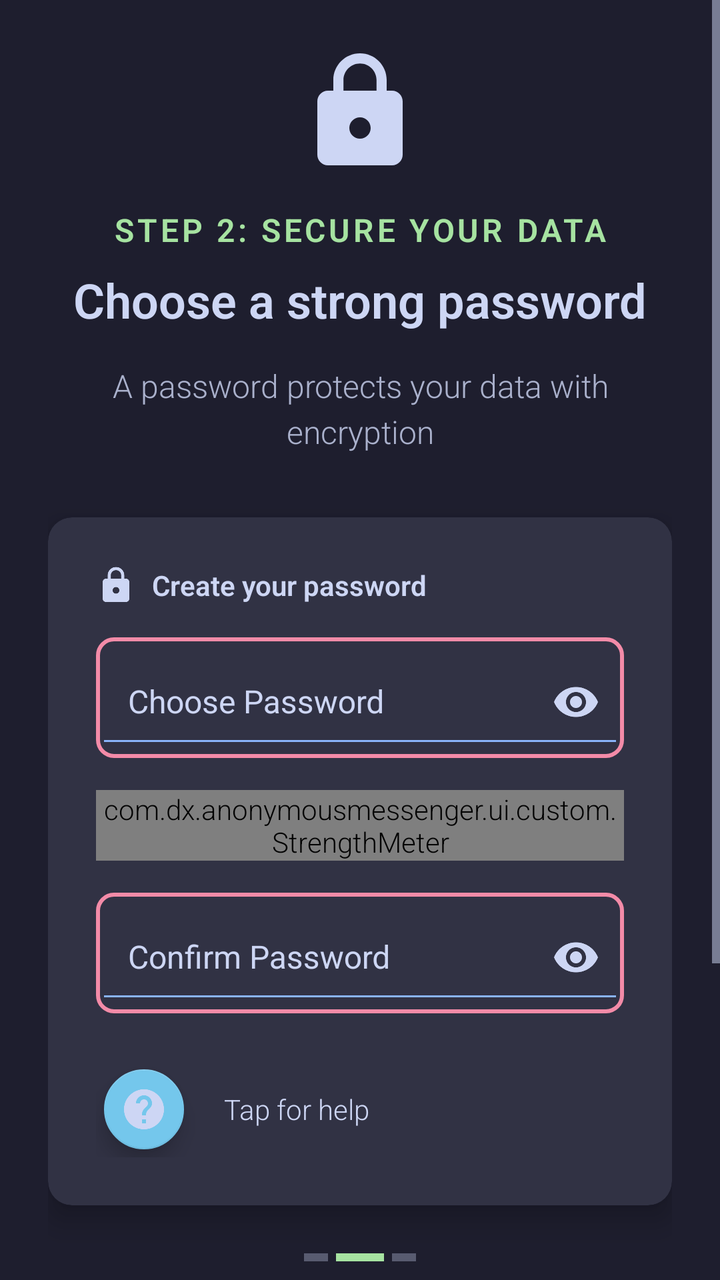
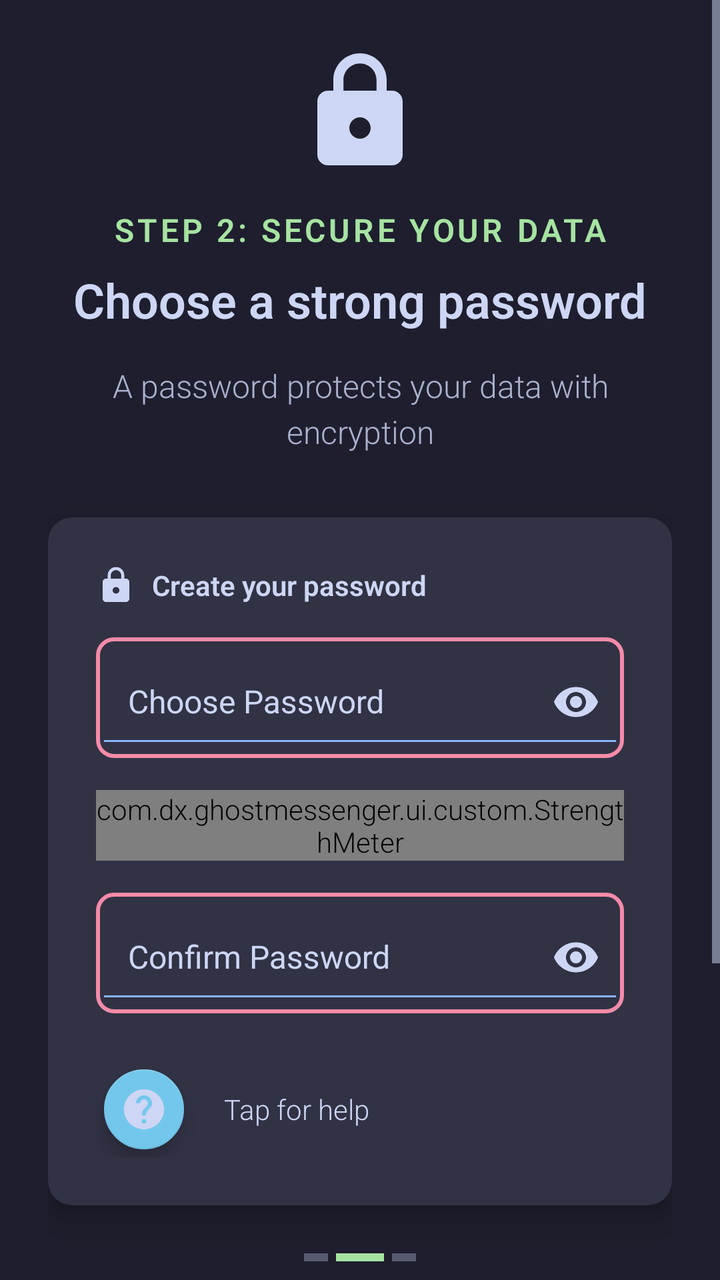

Screens rendered from an Android XML layout before and after an edit, with the pre-edit source and the edit as a unified diff.
<!-- AndroidManifest.xml: application theme AppTheme -->
<!-- res/layout/fragment_setup_password2.xml -->
<?xml version="1.0" encoding="utf-8"?>
<ScrollView xmlns:android="http://schemas.android.com/apk/res/android"
    xmlns:app="http://schemas.android.com/apk/res-auto"
    xmlns:tools="http://schemas.android.com/tools"
    android:layout_width="match_parent"
    android:layout_height="match_parent"
    android:fillViewport="true"
    android:background="@color/dx_background">

    <LinearLayout
        android:layout_width="match_parent"
        android:layout_height="wrap_content"
        android:orientation="vertical"
        android:padding="24dp">

        
        <LinearLayout
            android:layout_width="match_parent"
            android:layout_height="wrap_content"
            android:orientation="vertical"
            android:gravity="center_horizontal"
            android:paddingBottom="32dp">

            <ImageView
                android:layout_width="64dp"
                android:layout_height="64dp"
                android:src="@drawable/ic_baseline_lock_24"
                app:tint="@color/dx_white"
                android:layout_marginBottom="16dp"/>

            <TextView
                android:layout_width="match_parent"
                android:layout_height="wrap_content"
                android:text="@string/step_2_secure_your_account"
                android:textColor="@color/green_tor"
                android:textSize="16sp"
                android:textStyle="bold"
                android:gravity="center"
                android:letterSpacing="0.1"
                android:layout_marginBottom="8dp"/>

            <TextView
                android:layout_width="match_parent"
                android:layout_height="wrap_content"
                android:text="@string/choose_a_strong_password"
                android:textColor="@color/dx_white"
                android:textSize="24sp"
                android:textStyle="bold"
                android:gravity="center"
                android:layout_marginBottom="16dp"/>

            <TextView
                android:layout_width="match_parent"
                android:layout_height="wrap_content"
                android:text="@string/password_protects_your_messages_you_can_skip_for_now"
                android:textColor="@color/dx_white"
                android:textSize="16sp"
                android:alpha="0.8"
                android:gravity="center"
                android:lineSpacingExtra="4dp"/>
        </LinearLayout>

        
        <androidx.cardview.widget.CardView
            android:layout_width="match_parent"
            android:layout_height="wrap_content"
            app:cardBackgroundColor="@color/dx_night_940"
            app:cardCornerRadius="12dp"
            app:cardElevation="8dp"
            android:layout_marginBottom="24dp">

            <LinearLayout
                android:layout_width="match_parent"
                android:layout_height="wrap_content"
                android:orientation="vertical"
                android:padding="24dp">

                
                <LinearLayout
                    android:layout_width="match_parent"
                    android:layout_height="wrap_content"
                    android:orientation="horizontal"
                    android:gravity="center_vertical"
                    android:paddingBottom="16dp">

                    <ImageView
                        android:layout_width="20dp"
                        android:layout_height="20dp"
                        android:src="@drawable/ic_baseline_lock_24"
                        app:tint="@color/dx_white"
                        android:layout_marginEnd="8dp"/>

                    <TextView
                        android:layout_width="wrap_content"
                        android:layout_height="wrap_content"
                        android:text="@string/create_your_password"
                        android:textColor="@color/dx_white"
                        android:textSize="14sp"
                        android:textStyle="bold"/>
                </LinearLayout>

                
                <com.google.android.material.textfield.TextInputLayout
                    android:id="@+id/password_entry_wrapper"
                    style="@style/TextInputStyle"
                    android:layout_width="match_parent"
                    android:layout_height="wrap_content"
                    android:layout_marginBottom="16dp"
                    android:background="@drawable/edit_text_highlight"
                    app:passwordToggleEnabled="true"
                    app:passwordToggleTint="@color/dx_white">

                    <com.google.android.material.textfield.TextInputEditText
                        android:id="@+id/password_entry"
                        android:layout_width="match_parent"
                        android:layout_height="wrap_content"
                        android:hint="@string/choose_password"
                        android:imeOptions="flagNoPersonalizedLearning|actionNext"
                        android:inputType="textPassword"
                        android:minHeight="56dp"
                        android:singleLine="true"
                        android:textColor="@color/dx_white"
                        android:textColorHint="@color/dx_white"
                        android:textSize="16sp"
                        android:padding="16dp"/>
                </com.google.android.material.textfield.TextInputLayout>

                
                <com.dx.anonymousmessenger.ui.custom.StrengthMeter
                    android:id="@+id/strength_meter"
                    android:layout_width="match_parent"
                    android:layout_height="wrap_content"
                    android:layout_marginBottom="16dp"
                    android:visibility="visible"/>

                
                <com.google.android.material.textfield.TextInputLayout
                    android:id="@+id/password_confirm_wrapper"
                    style="@style/TextInputStyle"
                    android:layout_width="match_parent"
                    android:layout_height="wrap_content"
                    android:background="@drawable/edit_text_highlight"
                    app:passwordToggleEnabled="true"
                    app:passwordToggleTint="@color/dx_white">

                    <com.google.android.material.textfield.TextInputEditText
                        android:id="@+id/password_confirm"
                        android:layout_width="match_parent"
                        android:layout_height="wrap_content"
                        android:hint="@string/confirm_password"
                        android:imeOptions="flagNoPersonalizedLearning|actionDone"
                        android:inputType="textPassword"
                        android:minHeight="56dp"
                        android:singleLine="true"
                        android:textColor="@color/dx_white"
                        android:textColorHint="@color/dx_white"
                        android:textSize="16sp"
                        android:padding="16dp"/>
                </com.google.android.material.textfield.TextInputLayout>

                
                <LinearLayout
                    android:layout_width="match_parent"
                    android:layout_height="wrap_content"
                    android:orientation="horizontal"
                    android:gravity="center_vertical"
                    android:paddingTop="24dp">

                    <com.google.android.material.floatingactionbutton.FloatingActionButton
                        android:id="@+id/fab_password_help"
                        android:layout_width="wrap_content"
                        android:layout_height="wrap_content"
                        android:contentDescription="@string/get_help_with_passwords"
                        android:src="@drawable/ic_baseline_help_24"
                        app:backgroundTint="@color/dx_alert"
                        app:fabSize="mini"
                        app:tint="@color/dx_white" />

                    <TextView
                        android:id="@+id/txt_password_help"
                        android:layout_width="0dp"
                        android:layout_height="wrap_content"
                        android:layout_weight="1"
                        android:layout_marginStart="16dp"
                        android:text="@string/tap_for_password_tips"
                        android:textColor="@color/dx_white"
                        android:textSize="14sp"/>
                </LinearLayout>
            </LinearLayout>
        </androidx.cardview.widget.CardView>

        
        <LinearLayout
            android:layout_width="match_parent"
            android:layout_height="wrap_content"
            android:orientation="horizontal"
            android:gravity="center"
            android:paddingBottom="24dp">

            <View
                android:layout_width="12dp"
                android:layout_height="4dp"
                android:background="@color/dx_night_700"
                android:layout_marginEnd="4dp"/>

            <View
                android:layout_width="24dp"
                android:layout_height="4dp"
                android:background="@color/green_tor"
                android:layout_marginEnd="4dp"/>

            <View
                android:layout_width="12dp"
                android:layout_height="4dp"
                android:background="@color/dx_night_700"/>
        </LinearLayout>

        
        <Button
            android:id="@+id/next"
            style="@style/DXButton"
            android:layout_width="match_parent"
            android:layout_height="wrap_content"
            android:text="@string/continue_txt"
            android:enabled="false"
            android:layout_marginBottom="8dp"
            android:backgroundTint="@color/dx_night_700"
            android:textAllCaps="true"/>

        
        <Button
            android:id="@+id/btn_easy_password"
            style="@style/DXButton"
            android:layout_width="match_parent"
            android:layout_height="wrap_content"
            android:text="@string/continue_without_password"
            android:layout_marginTop="8dp"
            android:backgroundTint="@color/dx_night_700"
            android:textAllCaps="true"/>

        <ProgressBar
            android:id="@+id/progress"
            style="?android:attr/progressBarStyle"
            android:layout_width="wrap_content"
            android:layout_height="wrap_content"
            android:visibility="invisible"
            app:layout_constraintBottom_toBottomOf="parent"
            app:layout_constraintLeft_toLeftOf="parent"
            app:layout_constraintRight_toRightOf="parent"
            app:layout_constraintTop_toBottomOf="@+id/fab_password_help" />

    </LinearLayout>
</ScrollView>
<!-- resources referenced by this layout -->
<resources>
  <color name="dx_alert">@color/catppuccin_sapphire</color>
  <color name="dx_background">@color/catppuccin_base</color>
  <color name="dx_night_700">@color/catppuccin_surface2</color>
  <color name="dx_night_940">@color/catppuccin_surface0</color>
  <color name="dx_white">@color/catppuccin_text</color>
  <color name="green_tor">@color/catppuccin_green</color>
  <string name="choose_a_strong_password">Choose a strong password</string>
  <string name="choose_password">Choose Password</string>
  <string name="confirm_password">Confirm Password</string>
  <string name="continue_txt">CONTINUE →</string>
  <string name="continue_without_password">Don\'t Use a Password</string>
  <string name="create_your_password">Create your password</string>
  <string name="get_help_with_passwords">Get help</string>
  <string name="password_protects_your_messages_you_can_skip_for_now">A password protects your data with encryption</string>
  <string name="step_2_secure_your_account">STEP 2: SECURE YOUR DATA</string>
  <string name="tap_for_password_tips">Tap for help</string>
  <style name="TextInputStyle">
          <item name="color">@color/dx_white</item>
      </style>
  <color name="catppuccin_sapphire">#74c7ec</color>
  <color name="catppuccin_base">#1e1e2e</color>
  <color name="catppuccin_surface2">#585b70</color>
  <color name="catppuccin_surface0">#313244</color>
  <color name="catppuccin_text">#cdd6f4</color>
  <color name="catppuccin_green">#a6e3a1</color>
  <color name="red_500">@color/catppuccin_red</color>
  <!-- drawable button_ripple (drawable) -->
  <?xml version="1.0" encoding="utf-8"?>
  <ripple xmlns:android="http://schemas.android.com/apk/res/android"
      android:color="@color/dx_white">
  
  
  
  
  
  
  
  
  
  
      <item android:drawable="@drawable/rounded_shape" />
  </ripple>
  <dimen name="text_size_medium">16sp</dimen>
  <dimen name="margin_large">16dp</dimen>
  <color name="dx_button_text">@color/catppuccin_text</color>
  <color name="dx_dark">@color/catppuccin_mantle</color>
  <style name="RobotoTextViewStyle" parent="android:Widget.TextView">
          <item name="android:fontFamily"> sans-serif-light </item>
      </style>
  <color name="dx_accent">@color/catppuccin_blue</color>
  <style name="FloatingActionButtonStyle" parent="Widget.MaterialComponents.FloatingActionButton">
          <item name="backgroundTint">@color/dx_night_940</item>
          <item name="tint">@color/dx_white</item>
      </style>
  <color name="dx_night_950">@color/catppuccin_crust</color>
  <style name="SwitchWhiteText" parent="Widget.AppCompat.CompoundButton.Switch">
          <item name="android:textColor">@color/dx_white</item>
          <item name="backgroundColor">@color/transparent</item>
      </style>
  <style name="Widget.App.SnackbarButton" parent="Widget.MaterialComponents.Button.TextButton.Snackbar">
          <item name="android:textColor">@color/dx_white</item>
          <item name="color">@color/dx_white</item>
          <item name="colorAccent">@color/dx_white</item>
      </style>
  <color name="catppuccin_red">#f38ba8</color>
  <color name="catppuccin_mantle">#181825</color>
  <color name="catppuccin_blue">#89b4fa</color>
  <style name="NegativeButtonStyle" parent="Widget.MaterialComponents.Button.TextButton.Dialog">
          <item name="android:textColor">@color/dx_button_text</item>
          <item name="colorPrimary">@color/dx_white</item>
          <item name="materialThemeOverlay">@style/ThemeOverlay.MyApp.PositiveButton</item>
      </style>
  <color name="catppuccin_crust">#11111b</color>
  <color name="transparent">#00000000</color>
  <style name="ShapeAppearance.App.LargeComponento" parent="ShapeAppearance.MaterialComponents.LargeComponent">
          <item name="cornerFamily">rounded</item>
          <item name="cornerSize">20dp</item>
      </style>
  <color name="dialog_background">@color/catppuccin_surface0</color>
  <style name="ThemeOverlay.MyApp.PositiveButton" parent="">
          <item name="colorPrimary">@color/dx_white</item>
      </style>
  <!-- unchanged entries left out for length: 18 -->
</resources>

<!-- the commit's change to res/layout/fragment_setup_password2.xml (unified diff, before → after) -->
@@ -126,7 +126,7 @@
                 </com.google.android.material.textfield.TextInputLayout>
 
                 
-                <com.dx.anonymousmessenger.ui.custom.StrengthMeter
+                <com.dx.ghostmessenger.ui.custom.StrengthMeter
                     android:id="@+id/strength_meter"
                     android:layout_width="match_parent"
                     android:layout_height="wrap_content"
